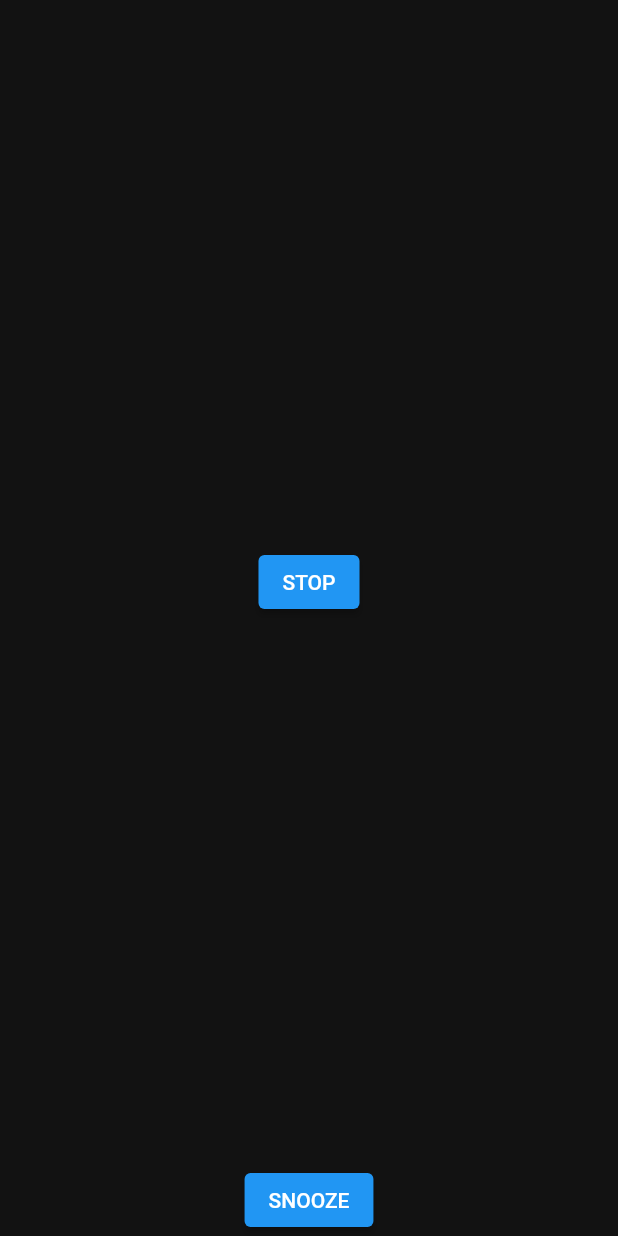
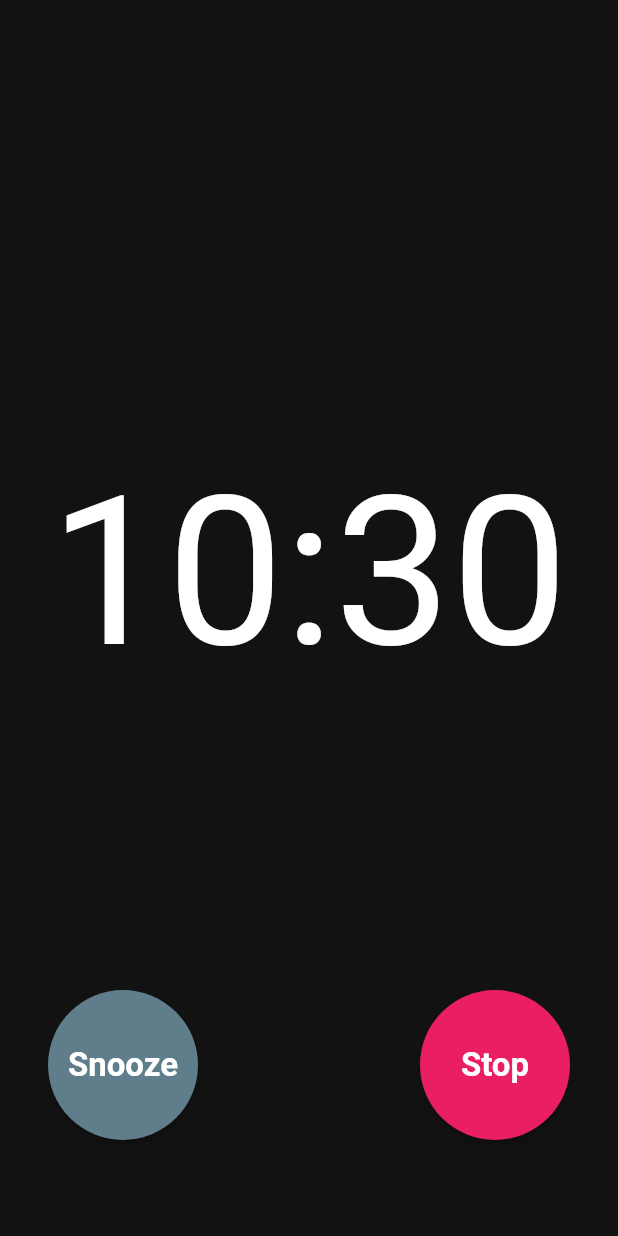
Before and after one commit to LeBzul/GoWorkDude, a Flutter app: the AlarmScreen screen opened by its route, on a phone screen of 412 x 824 dp. Run offline on Flutter 3.47's test engine with Material 2 defaults, Android fonts, the phone set to English and light mode, and no system bars; drawn by our look-alikes of auto_size_text; our stand-ins replace expandable, flutter_local_notifications, flutter_timezone, permission_handler, shared_preferences, timezone; missing offline and left inert: android_alarm_manager_plus, app_settings, darty_json, open_settings; accounts and stored records are empty.

Commit message:
Mise en place de l'ecran d'alarme

```diff
--- a/lib/core/helper/date_helper.dart
+++ b/lib/core/helper/date_helper.dart
@@ -19,4 +19,8 @@ class DateHelper {
         return '!';
     }
   }
+
+  static String dateToHourFormat(DateTime dateTime) {
+    return '${dateTime.hour < 10 ? '0${dateTime.hour}' : dateTime.hour}:${dateTime.minute < 10 ? '0${dateTime.minute}' : dateTime.minute}';
+  }
 }
--- a/lib/screen/alarm_screen.dart
+++ b/lib/screen/alarm_screen.dart
@@ -1,7 +1,12 @@
+import 'package:auto_size_text/auto_size_text.dart';
+import 'package:darty_json/darty_json.dart';
 import 'package:flutter/material.dart';
 import 'package:flutter/services.dart';
 import 'package:flutter_local_notifications/flutter_local_notifications.dart';
 import 'package:goworkdude/controller/notification_controller.dart';
+import 'package:goworkdude/core/helper/date_helper.dart';
+
+import '../model/alarm.dart';
 
 class AlarmScreen extends StatefulWidget {
   final NotificationResponse? details;
@@ -13,44 +18,122 @@ class AlarmScreen extends StatefulWidget {
 }
 
 class AlarmScreenState extends State<AlarmScreen> {
+  late Alarm alarm;
+
   @override
   void initState() {
     super.initState();
+    String? payload = widget.details?.payload;
+    if (payload == null) {
+      _closeApp();
+      return;
+    }
+    alarm = Alarm.fromJson(Json.fromString(payload));
   }
 
   @override
   Widget build(BuildContext context) {
     return Scaffold(
       body: SafeArea(
-        child: Column(
-          children: <Widget>[
-            Expanded(
-              child: Align(
-                alignment: Alignment.bottomCenter,
-                child: ElevatedButton(
-                  onPressed: () {
-                    NotificationController.instance.stopNotification();
-                    _closeApp();
-                  },
-                  child: const Text('STOP'),
+        child: Stack(
+          children: [
+            Padding(
+              padding: const EdgeInsets.only(
+                left: 32,
+                right: 32,
+                top: 0,
+                bottom: 60,
+              ),
+              child: Center(
+                child: AutoSizeText(
+                  DateHelper.dateToHourFormat(DateTime.now()),
+                  style: const TextStyle(fontSize: 200),
+                  maxLines: 1,
                 ),
               ),
             ),
-            Expanded(
+            Padding(
+              padding: const EdgeInsets.only(
+                left: 32,
+                right: 32,
+                bottom: 64,
+              ),
               child: Align(
                 alignment: Alignment.bottomCenter,
-                child: ElevatedButton(
-                  onPressed: () {
-                    NotificationController.instance.snoozeAction();
-                    _closeApp();
-                  },
-                  child: const Text('SNOOZE'),
-                ),
+                child: buildActions(),
               ),
             )
           ],
         ),
       ),
+    );
+  }
+
+  Row buildActions() {
+    return Row(
+      children: [
+        SizedBox(
+          width: 100,
+          height: 100,
+          child: Stack(
+            children: [
+              ElevatedButton(
+                onPressed: () {
+                  NotificationController.instance.snoozeAction(alarm);
+                  _closeApp();
+                },
+                style: ElevatedButton.styleFrom(
+                  backgroundColor: Colors.blueGrey,
+                  shape: CircleBorder(),
+                  padding: EdgeInsets.all(24),
+                ),
+                child: Container(),
+              ),
+              const Center(
+                child: Text(
+                  'Snooze',
+                  style: TextStyle(
+                    fontWeight: FontWeight.bold,
+                    color: Colors.white,
+                    fontSize: 22,
+                  ),
+                ),
+              )
+            ],
+          ),
+        ),
+        Spacer(),
+        SizedBox(
+          width: 100,
+          height: 100,
+          child: Stack(
+            children: [
+              ElevatedButton(
+                onPressed: () {
+                  NotificationController.instance.stopNotification(alarm);
+                  _closeApp();
+                },
+                style: ElevatedButton.styleFrom(
+                  backgroundColor: Colors.pink,
+                  shape: CircleBorder(),
+                  padding: EdgeInsets.all(24),
+                ),
+                child: Container(),
+              ),
+              const Center(
+                child: Text(
+                  'Stop',
+                  style: TextStyle(
+                    fontWeight: FontWeight.bold,
+                    color: Colors.white,
+                    fontSize: 22,
+                  ),
+                ),
+              )
+            ],
+          ),
+        ),
+      ],
     );
   }
 
--- a/lib/widget/alarm_card_widget.dart
+++ b/lib/widget/alarm_card_widget.dart
@@ -81,6 +81,7 @@ class AlarmCardWidgetState extends State<AlarmCardWidget> {
                             onChanged: (value) {
                               setState(() {
                                 widget.alarm.activated = value;
+                                widget.alarmChanged(widget.alarm);
                               });
                             },
                           )
```
Also changed, not shown: lib/controller/home_controller.dart (+3 -4 lines), lib/controller/notification_controller.dart (+189 -82 lines), lib/main.dart (+28 -2 lines), lib/model/alarm.dart (+35 -16 lines), lib/model/alarm_cycle.dart (added, +25 -0 lines), lib/screen/home_screen.dart (+2 -16 lines), lib/widget/cycle_day_list_widget.dart (+16 -4 lines), pubspec.yaml (+3 -4 lines), assets/images/ic_launcher.png (renamed from assets/ic_launcher.png), pubspec.lock, 2 other files.
